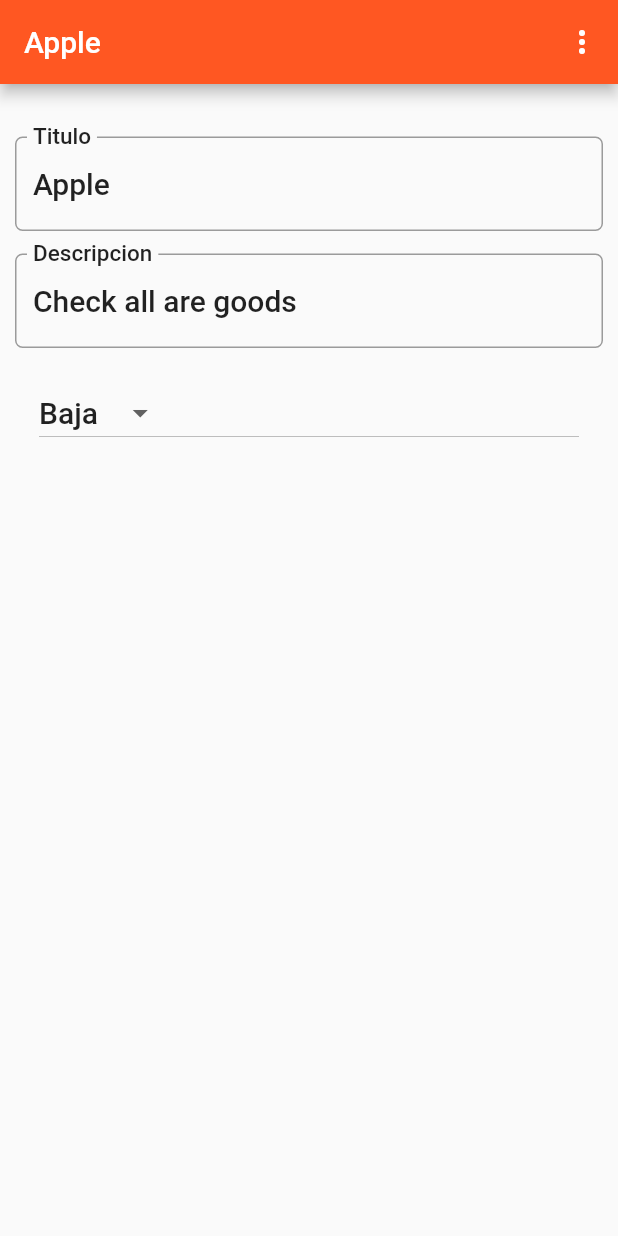
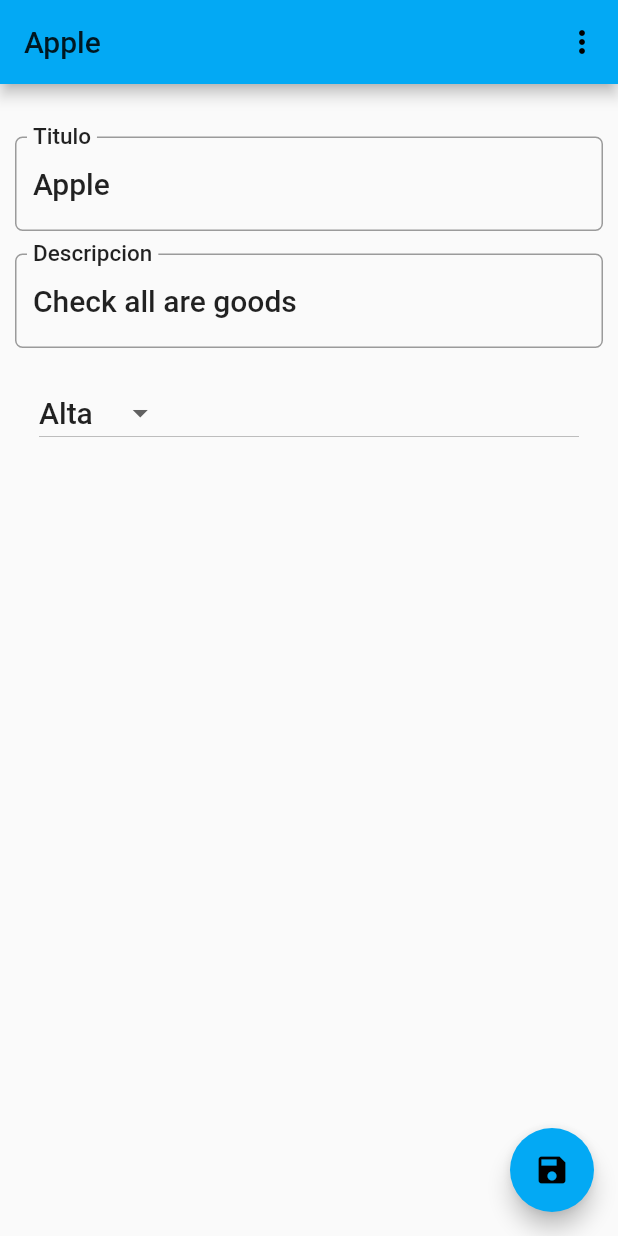
Before and after one commit to astudisho/flutter_navigation_sqflite, a Flutter app: the screen it shows after launch, after a tap on an icon or button, on a phone screen of 412 x 824 dp. Run offline on Flutter 3.47's test engine with Material 2 defaults, Android fonts, the phone set to English and light mode, and no system bars; our stand-ins replace sqflite; accounts and stored records are empty.

Commit message:
Fix issue saving todos

```diff
--- a/lib/main.dart
+++ b/lib/main.dart
@@ -15,7 +15,7 @@ class MyApp extends StatelessWidget {
     return MaterialApp(
       title: 'Todo list',
       theme: ThemeData(
-        primarySwatch: Colors.deepOrange,
+        primarySwatch: Colors.lightBlue,
       ),
       home: MyHomePage(title: 'Todos'),
     );
--- a/lib/model/todo.dart
+++ b/lib/model/todo.dart
@@ -17,7 +17,7 @@ class Todo {
   int get priority => _priority;
 
   set title(String value) {
-    if (value.length <= 255) _description = value;
+    if (value.length <= 255) _title = value;
   }
 
   set description(String value) {
--- a/lib/screens/todoList.dart
+++ b/lib/screens/todoList.dart
@@ -23,7 +23,7 @@ class TodoListState extends State<TodoList> {
     return Scaffold(
       body: todoListItems(),
       floatingActionButton: FloatingActionButton(
-        onPressed: () => navigateToDetail(Todo('', 3, '')),
+        onPressed: () => navigateToDetail(Todo("",3,"")),
         tooltip: "Add todo",
         child: new Icon(Icons.add),
       ),
@@ -96,8 +96,8 @@ class TodoListState extends State<TodoList> {
   void _seedData() async {
     var now = new DateTime.now();
     List<Todo> toInserList = <Todo>[
-      new Todo("Apple", 0, now.toString(), "Check all are goods"),
-      new Todo("Orange", 1, now.toString(), "Check all are goods"),
+      new Todo("Apple", 1, now.toString(), "Check all are goods"),
+      new Todo("Orange", 2, now.toString(), "Check all are goods"),
     ];
 
     for (final todo in toInserList) {
--- a/lib/screens/todo_detail.dart
+++ b/lib/screens/todo_detail.dart
@@ -28,22 +28,22 @@ class TodoDetail extends StatefulWidget {
 }
 
 class _TodoDetailState extends State<TodoDetail> {
-  _TodoDetailState(this.todo);
-  Todo todo;
+  _TodoDetailState(this._todo);
+  Todo _todo;
   final _priorities = ["Alta", "Media", "Baja"];
   String _priority = "Baja";
-  TextEditingController titleController = new TextEditingController();
-  TextEditingController descriptionController = new TextEditingController();
+  final TextEditingController titleController = new TextEditingController();
+  final TextEditingController descriptionController = new TextEditingController();
 
   @override
   Widget build(BuildContext context) {
-    titleController.text = todo.title;
-    descriptionController.text = todo.description;
+    titleController.text = _todo.title;
+    descriptionController.text = _todo.description;
     TextStyle textStyle = Theme.of(context).textTheme.headline6;
     return Scaffold(
         appBar: AppBar(
           automaticallyImplyLeading: false,
-          title: Text(todo.title),
+          title: Text(_todo.title),
           actions: <Widget>[
             PopupMenuButton<String>(
               onSelected: select,
@@ -97,7 +97,7 @@ class _TodoDetailState extends State<TodoDetail> {
                         child: Text(value),
                       );
                     }).toList(),
-                    value: retrievePriority(todo.priority),
+                    value: retrievePriority(_todo.priority),
                     style: textStyle,
                     onChanged: (String value) {
                       updatePriority(value);
@@ -107,7 +107,13 @@ class _TodoDetailState extends State<TodoDetail> {
               ),
             ],
           ),
-        ));
+        ),
+        floatingActionButton: FloatingActionButton(
+          child: new Icon(Icons.save),
+          onPressed: () => save(),
+        ),
+    );
+
   }
 
   void select(String seleccion) async {
@@ -117,8 +123,8 @@ class _TodoDetailState extends State<TodoDetail> {
         break;
       case menuDelete:
         Navigator.pop(context, true);
-        if (todo.id != null) {
-          var result = await dbHelper.delete(todo.id);
+        if (_todo.id != null) {
+          var result = await dbHelper.delete(_todo.id);
           if (result != 0) {
             AlertDialog alert = new AlertDialog(
               title: Text("Eliminado"),
@@ -136,12 +142,12 @@ class _TodoDetailState extends State<TodoDetail> {
   }
 
   void save() {
-    todo.date = new DateFormat.yMd().format(DateTime.now());
+    _todo.date = new DateFormat.yMd().format(DateTime.now());
     //Save edit
-    if (todo.id != null) {
-      dbHelper.update(todo);
+    if (_todo.id != null) {
+      dbHelper.update(_todo);
     } else {
-      dbHelper.insert(todo);
+      dbHelper.insert(_todo);
     }
     Navigator.pop(context, true);
   }
@@ -149,16 +155,16 @@ class _TodoDetailState extends State<TodoDetail> {
   void updatePriority(String value) {
     switch (value) {
       case "Alta":
-        todo.priority = 1;
+        _todo.priority = 1;
         break;
       case "Media":
-        todo.priority = 2;
+        _todo.priority = 2;
         break;
       case "Baja":
-        todo.priority = 3;
+        _todo.priority = 3;
         break;
       default:
-        todo.priority = 3;
+        _todo.priority = 3;
     }
 
     setState(() {
@@ -177,14 +183,10 @@ class _TodoDetailState extends State<TodoDetail> {
   }
 
   void updateTitle(String value){
-    todo.title = titleController.text;
-    setState(() {
-      todo.title = titleController.text;
-    });
+    _todo.title = titleController.text;
   }
 
   void updateDescription(String value){
-    todo.description = descriptionController.text;
+    _todo.description = descriptionController.text;
   }
-
 }
```
